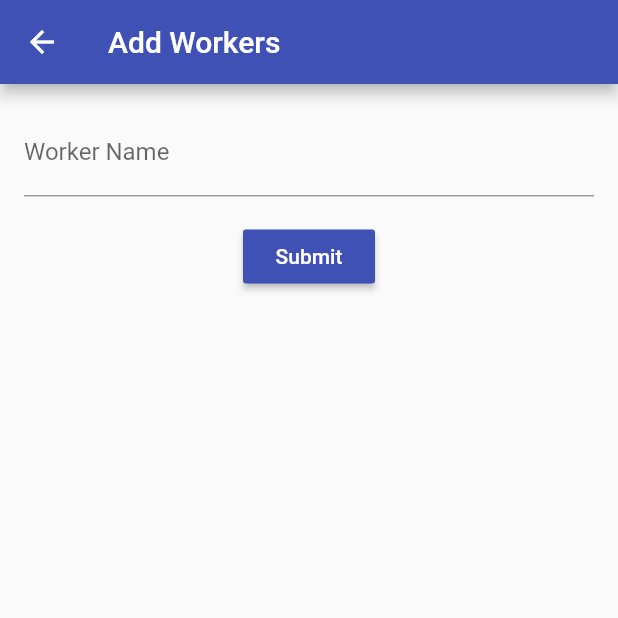
After one commit to imviplovemittal/udaan, a Flutter app: the AddWorkers screen opened by its route, on a phone screen of 412 x 824 dp, the top half of it. The commit adds this screen. Run offline on Flutter 3.47's test engine with Material 2 defaults, Android fonts, the phone set to English and light mode, and no system bars; our stand-ins replace fluttertoast, rflutter_alert; missing offline and left inert: fab_circular_menu; network calls fail.

Commit message:
Task and Workers Allocation Added

```diff
--- a/lib/main.dart
+++ b/lib/main.dart
@@ -1,4 +1,6 @@
 import 'package:flutter/material.dart';
+import 'package:udaan_viplove/ui/screens/add_tasks.dart';
+import 'package:udaan_viplove/ui/screens/add_workers.dart';
 import 'package:udaan_viplove/ui/screens/allocate_tasks.dart';
 import 'package:udaan_viplove/ui/screens/home.dart';
 import 'package:udaan_viplove/ui/screens/select_task.dart';
@@ -18,6 +20,8 @@ class MyApp extends StatelessWidget {
         UIData.selectTask: (BuildContext context) => SelectTask(),
         UIData.selectWorker: (BuildContext context) => SelectWorker(),
         UIData.allocateTask: (BuildContext context) => AllocateTasks(),
+        UIData.addTask: (BuildContext context) => AddTasks(),
+        UIData.addWorker: (BuildContext context) => AddWorkers(),
       },
       theme: ThemeData(
         primarySwatch: Colors.blue,
--- /dev/null
+++ b/lib/ui/screens/add_workers.dart
@@ -0,0 +1,65 @@
+import 'package:flutter/material.dart';
+import 'package:fluttertoast/fluttertoast.dart';
+import 'package:udaan_viplove/utils/viewmodel.dart';
+
+class AddWorkers extends StatefulWidget {
+  @override
+  _AddWorkersState createState() => _AddWorkersState();
+}
+
+class _AddWorkersState extends State<AddWorkers> {
+  var _controller = TextEditingController();
+  var viewModel = ViewModel();
+
+  @override
+  Widget build(BuildContext context) {
+    return Scaffold(
+      appBar: AppBar(
+        title: Text("Add Workers"),
+        backgroundColor: Colors.indigo,
+      ),
+      body: Padding(
+        padding: const EdgeInsets.all(8.0),
+        child: Column(
+          children: <Widget>[
+            Padding(
+              padding: const EdgeInsets.all(8.0),
+              child: TextField(
+                controller: _controller,
+                decoration: InputDecoration(
+                  labelText: "Worker Name",
+                  hintText: "Eg: Rajesh",
+                ),
+              ),
+            ),
+            Padding(
+              padding: const EdgeInsets.all(8.0),
+              child: MaterialButton(
+                child: Text(
+                  "Submit",
+                  style: TextStyle(color: Colors.white),
+                ),
+                color: Colors.indigo,
+                onPressed: () {
+                  submit();
+                },
+              ),
+            )
+          ],
+        ),
+      ),
+    );
+  }
+
+  Future submit() async {
+    if (_controller.text.trim().length == 0) {
+      Fluttertoast.showToast(msg: "Worker name can't be empty");
+    } else {
+      var response = await viewModel.addWorker(_controller.text);
+      Fluttertoast.showToast(msg: response["data"]);
+      if (response["status"] == "success") {
+        Navigator.pop(context);
+      }
+    }
+  }
+}
--- a/lib/utils/uidata.dart
+++ b/lib/utils/uidata.dart
@@ -5,4 +5,6 @@ class UIData {
   static const String selectTask = "/select_task";
   static const String selectWorker = "/select_worker";
   static const String allocateTask = "/allocate_task";
+  static const String addTask = "/add_task";
+  static const String addWorker = "/add_worker";
 }
```
Also changed, not shown: lib/ui/screens/add_tasks.dart (added, +65 -0 lines), lib/ui/screens/home.dart (+6 -2 lines).
